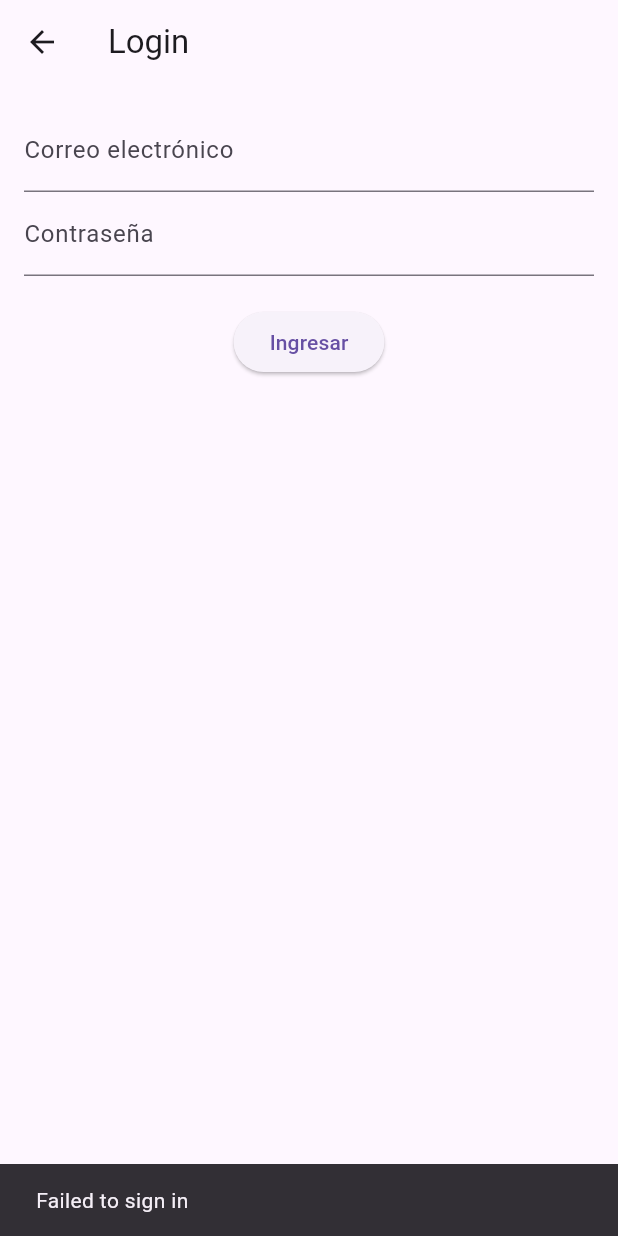
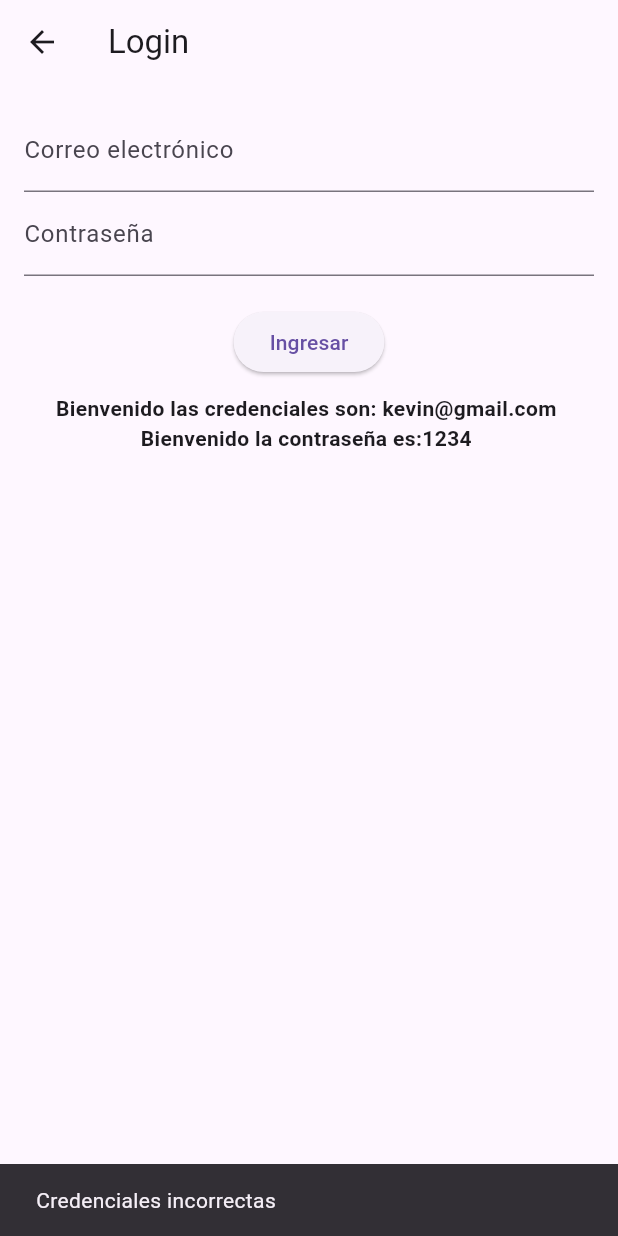
Before and after one commit to kevpkfr/Proyecto-Individual, a Flutter app: the LoginPage screen opened by its route, after a tap on "Ingresar", on a phone screen of 412 x 824 dp. Run offline on Flutter 3.47's test engine with Material 3 defaults, Android fonts, the phone set to English and light mode, and no system bars.

Commit message:
tienda online

```diff
--- a/lib/pages/login_page.dart
+++ b/lib/pages/login_page.dart
@@ -5,15 +5,18 @@ class LoginPage extends StatelessWidget {
   final TextEditingController _passwordController = TextEditingController();
 
   void _login(BuildContext context) {
-    // Aquí se puede implementar la lógica de autenticación sin Firebase
-    // Ejemplo: Validar credenciales de usuario
-
-    // Simulando un inicio de sesión exitoso
-    if (_emailController.text == 'user@example.com' && _passwordController.text == 'password') {
+    // Validar las credenciales de usuario
+    if (_emailController.text == 'kevin@gmail.com' && _passwordController.text == '1234') {
+      // Mostrar mensaje de ingreso exitoso
+      ScaffoldMessenger.of(context).showSnackBar(
+        SnackBar(content: Text("¡Ingreso exitoso!")),
+      );
+      // Navegar a la pantalla de productos si las credenciales son correctas
       Navigator.pushNamed(context, '/products');
     } else {
+      // Mostrar mensaje de error si las credenciales son incorrectas
       ScaffoldMessenger.of(context).showSnackBar(
-        SnackBar(content: Text("Failed to sign in")),
+        SnackBar(content: Text("Credenciales incorrectas")),
       );
     }
   }
@@ -42,6 +45,21 @@ class LoginPage extends StatelessWidget {
               onPressed: () => _login(context),
               child: Text('Ingresar'),
             ),
+            SizedBox(height: 10), // Espacio entre el botón y el texto
+            Text(
+              'Bienvenido las credenciales son: kevin@gmail.com ', // Texto de bienvenida
+              style: TextStyle(
+
+                fontWeight: FontWeight.bold,
+              ),
+            ),
+             Text(
+              'Bienvenido la contraseña es:1234 ', // Texto de bienvenida
+              style: TextStyle(
+
+                fontWeight: FontWeight.bold,
+              ),
+            ),
           ],
         ),
       ),
--- a/lib/pages/register_page.dart
+++ b/lib/pages/register_page.dart
@@ -5,18 +5,18 @@ class RegisterPage extends StatelessWidget {
   final TextEditingController _passwordController = TextEditingController();
 
   void _register(BuildContext context) {
-    // Aquí se puede implementar la lógica de registro sin Firebase
-    // Ejemplo: Validar los datos de registro y realizar el registro
-
-    // Simulando un registro exitoso
+    // Validar los datos de registro
     if (_emailController.text.isNotEmpty && _passwordController.text.isNotEmpty) {
-      // Implementa la lógica para registrar al usuario
+      // Mostrar mensaje de registro exitoso
       ScaffoldMessenger.of(context).showSnackBar(
         SnackBar(content: Text("Registro exitoso")),
       );
+      // Navegar a la pantalla de productos después de un registro exitoso
+      Navigator.pushNamed(context, '/products');
     } else {
+      // Mostrar mensaje de error si los campos están vacíos
       ScaffoldMessenger.of(context).showSnackBar(
-        SnackBar(content: Text("Failed to register")),
+        SnackBar(content: Text("Completa todos los campos")),
       );
     }
   }
```
